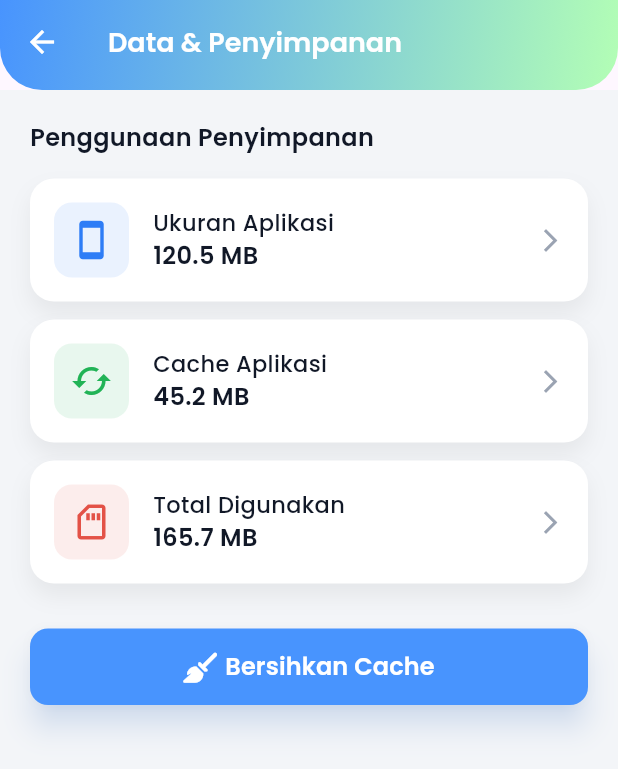
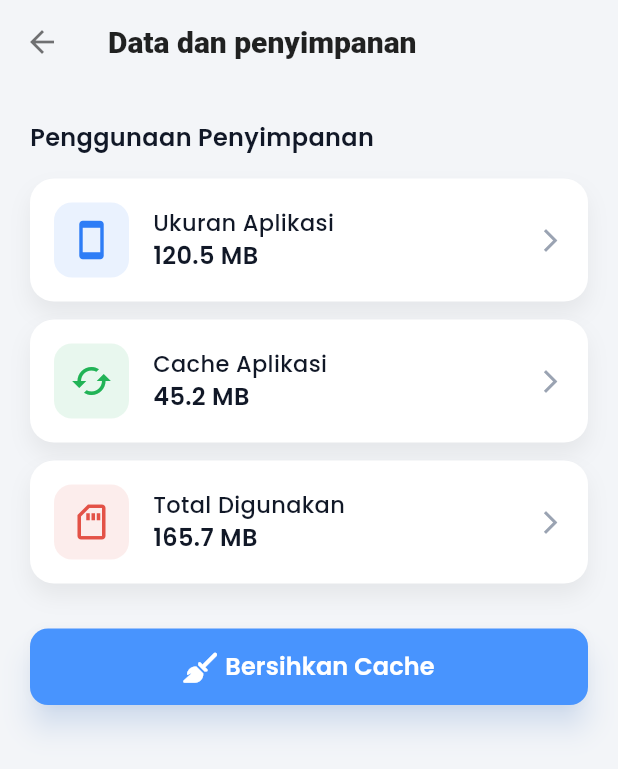
Before and after one commit to ArifbillahKamil/Water-Guard-Project, a Flutter app: the DataStorageScreen screen opened directly, on a phone screen of 412 x 824 dp. Shown: the top 769 px of the screen. Run offline on Flutter 3.47's test engine with Material 3 defaults, Android fonts, the phone set to English and light mode, and no system bars; our stand-ins replace file_picker, flutter_map, font_awesome_flutter, geolocator, google_fonts, image_picker and 1 more.

Commit message:
Penambahan_bahasa,datapenyimpanan,notifikasi

```diff
--- a/lib/screens/dashboard_screen.dart
+++ b/lib/screens/dashboard_screen.dart
@@ -525,7 +525,7 @@ class _ReportRow extends StatelessWidget {
 // =============================
 class DummyPage extends StatelessWidget {
   final String title;
-  const DummyPage({required this.title});
+  const DummyPage({super.key, required this.title});
 
   @override
   Widget build(BuildContext context) {
--- a/lib/screens/datapenyimpanan_screen.dart
+++ b/lib/screens/datapenyimpanan_screen.dart
@@ -2,7 +2,7 @@
 
 import 'package:flutter/material.dart';
 import 'package:google_fonts/google_fonts.dart';
-import 'package:font_awesome_flutter/font_awesome_flutter.dart'; // Untuk icon
+import 'package:font_awesome_flutter/font_awesome_flutter.dart';
 
 class DataStorageScreen extends StatefulWidget {
   const DataStorageScreen({super.key});
@@ -12,11 +12,9 @@ class DataStorageScreen extends StatefulWidget {
 }
 
 class _DataStorageScreenState extends State<DataStorageScreen> {
-  // Contoh data dummy untuk penggunaan penyimpanan
-  double _appSize = 120.5; // MB
-  double _cacheSize = 45.2; // MB
-  double _totalUsed = 165.7; // MB
-
+  double _appSize = 120.5;
+  double _cacheSize = 45.2;
+  double _totalUsed = 165.7;
   bool _isClearingCache = false;
 
   Future<void> _clearCache() async {
@@ -24,12 +22,11 @@ class _DataStorageScreenState extends State<DataStorageScreen> {
       _isClearingCache = true;
     });
 
-    // Simulasi proses membersihkan cache
     await Future.delayed(const Duration(seconds: 2));
 
     setState(() {
       _cacheSize = 0.0;
-      _totalUsed = _appSize; // Total yang digunakan hanya ukuran aplikasi
+      _totalUsed = _appSize;
       _isClearingCache = false;
       ScaffoldMessenger.of(context).showSnackBar(
         const SnackBar(content: Text('Cache berhasil dibersihkan!')),
@@ -40,46 +37,31 @@ class _DataStorageScreenState extends State<DataStorageScreen> {
   @override
   Widget build(BuildContext context) {
     return Scaffold(
-      backgroundColor: const Color(
-        0xFFF3F5F8,
-      ), // Background sama dengan dashboard
+      backgroundColor: const Color(0xFFF3F5F8),
+
+      // ===== APPBAR BARU =====
       appBar: PreferredSize(
-        preferredSize: const Size.fromHeight(60.0), // Tinggi AppBar
+        preferredSize: const Size.fromHeight(60.0),
         child: AppBar(
-          automaticallyImplyLeading: false, // Matikan default back button
-          flexibleSpace: Container(
-            decoration: const BoxDecoration(
-              gradient: LinearGradient(
-                colors: [
-                  Color(0xFF4894FE),
-                  Color(0xFFB3FEB5),
-                ], // Gradient dari dashboard
-                begin: Alignment.topLeft,
-                end: Alignment.bottomRight,
-              ),
-              borderRadius: BorderRadius.only(
-                bottomLeft: Radius.circular(28),
-                bottomRight: Radius.circular(28),
-              ),
+          automaticallyImplyLeading: false,
+          backgroundColor: Colors.transparent,
+          elevation: 0,
+          flexibleSpace: Container(),
+          leading: IconButton(
+            icon: const Icon(Icons.arrow_back, color: Colors.black54),
+            onPressed: () => Navigator.pop(context),
+          ),
+          title: const Text(
+            "Data dan penyimpanan",
+            style: TextStyle(
+              fontSize: 20,
+              fontWeight: FontWeight.w800,
+              color: Colors.black87,
             ),
           ),
-          title: Text(
-            'Data & Penyimpanan',
-            style: GoogleFonts.poppins(
-              color: Colors.white,
-              fontSize: 18,
-              fontWeight: FontWeight.w600,
-            ),
-          ),
-          leading: IconButton(
-            icon: const Icon(Icons.arrow_back, color: Colors.white),
-            onPressed: () {
-              Navigator.pop(context);
-            },
-          ),
-          elevation: 0, // Hilangkan shadow default AppBar
         ),
       ),
+
       body: SingleChildScrollView(
         padding: const EdgeInsets.all(20.0),
         child: Column(
@@ -95,33 +77,33 @@ class _DataStorageScreenState extends State<DataStorageScreen> {
             ),
             const SizedBox(height: 16),
 
-            // Card informasi penyimpanan
             _buildStorageInfoCard(
               context,
               title: 'Ukuran Aplikasi',
               value: '${_appSize.toStringAsFixed(1)} MB',
               icon: Icons.smartphone_outlined,
-              color: const Color(0xFF2E7DF6), // Warna biru dari dashboard
+              color: const Color(0xFF2E7DF6),
             ),
             const SizedBox(height: 12),
+
             _buildStorageInfoCard(
               context,
               title: 'Cache Aplikasi',
               value: '${_cacheSize.toStringAsFixed(1)} MB',
               icon: Icons.cached_outlined,
-              color: const Color(0xFF21B356), // Warna hijau dari dashboard
+              color: const Color(0xFF21B356),
             ),
             const SizedBox(height: 12),
+
             _buildStorageInfoCard(
               context,
               title: 'Total Digunakan',
               value: '${_totalUsed.toStringAsFixed(1)} MB',
               icon: Icons.sd_storage_outlined,
-              color: const Color(0xFFE35247), // Warna merah dari dashboard
+              color: const Color(0xFFE35247),
             ),
             const SizedBox(height: 30),
 
-            // Tombol Bersihkan Cache
             SizedBox(
               width: double.infinity,
               child: ElevatedButton.icon(
@@ -135,10 +117,7 @@ class _DataStorageScreenState extends State<DataStorageScreen> {
                           color: Colors.white,
                         ),
                       )
-                    : const Icon(
-                        FontAwesomeIcons.broom,
-                        size: 20,
-                      ), // Icon dari font_awesome_flutter
+                    : const Icon(FontAwesomeIcons.broom, size: 20),
                 label: Text(
                   _isClearingCache
                       ? 'Membersihkan Cache...'
@@ -149,7 +128,7 @@ class _DataStorageScreenState extends State<DataStorageScreen> {
                   ),
                 ),
                 style: ElevatedButton.styleFrom(
-                  backgroundColor: const Color(0xFF4894FE), // Warna biru utama
+                  backgroundColor: const Color(0xFF4894FE),
                   foregroundColor: Colors.white,
                   padding: const EdgeInsets.symmetric(vertical: 14),
                   shape: RoundedRectangleBorder(
@@ -225,7 +204,7 @@ class _DataStorageScreenState extends State<DataStorageScreen> {
             Icons.arrow_forward_ios,
             size: 18,
             color: Color(0xFF9AA3B2),
-          ), // Arrow di paling kanan
+          ),
         ],
       ),
     );
--- a/lib/screens/loading_screen.dart
+++ b/lib/screens/loading_screen.dart
@@ -1,7 +1,7 @@
 import 'package:flutter/material.dart';
 
 class LoadingScreen extends StatefulWidget {
-  const LoadingScreen({Key? key}) : super(key: key);
+  const LoadingScreen({super.key});
 
   @override
   State<LoadingScreen> createState() => _LoadingScreenState();
--- a/lib/screens/profile_screen.dart
+++ b/lib/screens/profile_screen.dart
@@ -1,5 +1,4 @@
 import 'package:flutter/material.dart';
-import 'package:flutter_application_1/screens/dashboard_screen.dart';
 import 'package:flutter_application_1/screens/profile_settings_screen.dart';
 import '../widgets/double_wave_header.dart';
 import '../widgets/bottom_wave_footer.dart';
--- a/lib/screens/report_screen.dart
+++ b/lib/screens/report_screen.dart
@@ -246,7 +246,7 @@ class _ReportFormScreenState extends State<ReportFormScreen> {
 
                     // Jenis masalah (font lebih kecil)
                     DropdownButtonFormField<String>(
-                      value: _selectedType,
+                      initialValue: _selectedType,
                       decoration: InputDecoration(
                         labelText: 'Jenis Masalah',
                         labelStyle: labelStyle,
--- a/lib/widgets/detail_laporan_sheet.dart
+++ b/lib/widgets/detail_laporan_sheet.dart
@@ -1,5 +1,5 @@
 import 'package:flutter/material.dart';
-import 'package:latlong2/latlong.dart'; // Penting, karena model kita pakai ini
+// Penting, karena model kita pakai ini
 import '../models/laporan_model.dart'; // Impor model laporan
 
 class DetailLaporanSheet extends StatelessWidget {
```
Also changed, not shown: lib/main.dart (+1 -14 lines), lib/screens/bahasa_screen.dart (+18 -34 lines), lib/screens/bantuan_screen.dart (+75 -46 lines), lib/screens/notification_screen.dart (+32 -70 lines), lib/screens/privasi_page.dart (+17 -5 lines), lib/screens/profile_settings_screen.dart (+2 -5 lines), lib/widgets/page_header.dart (added, +62 -0 lines).
